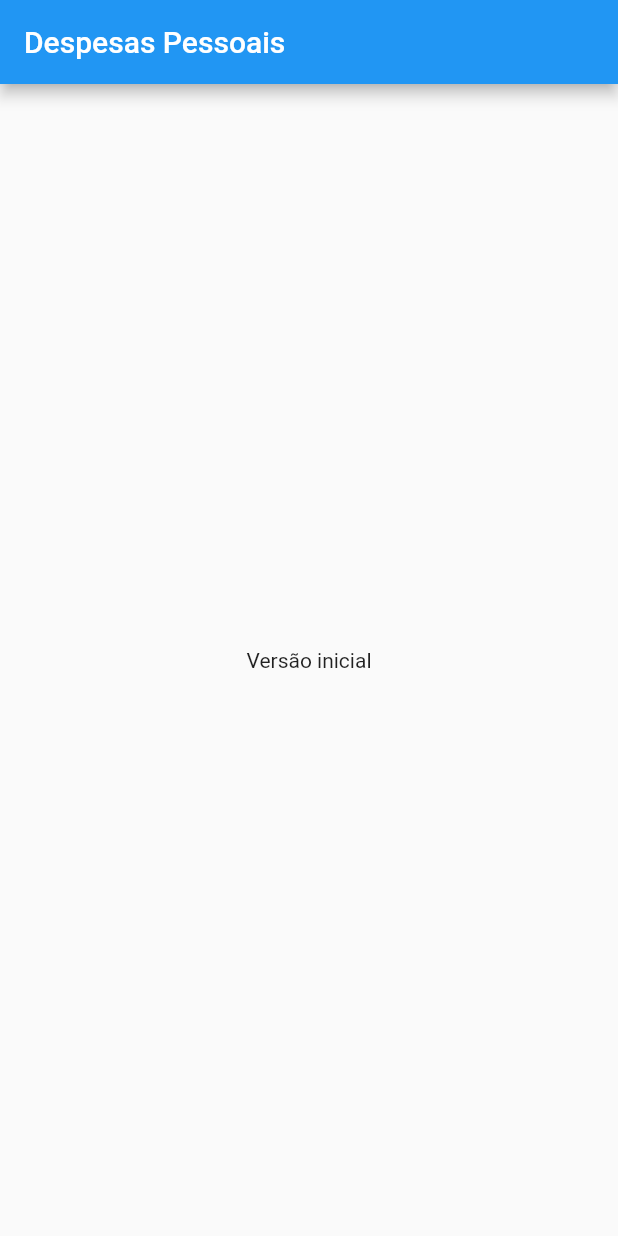
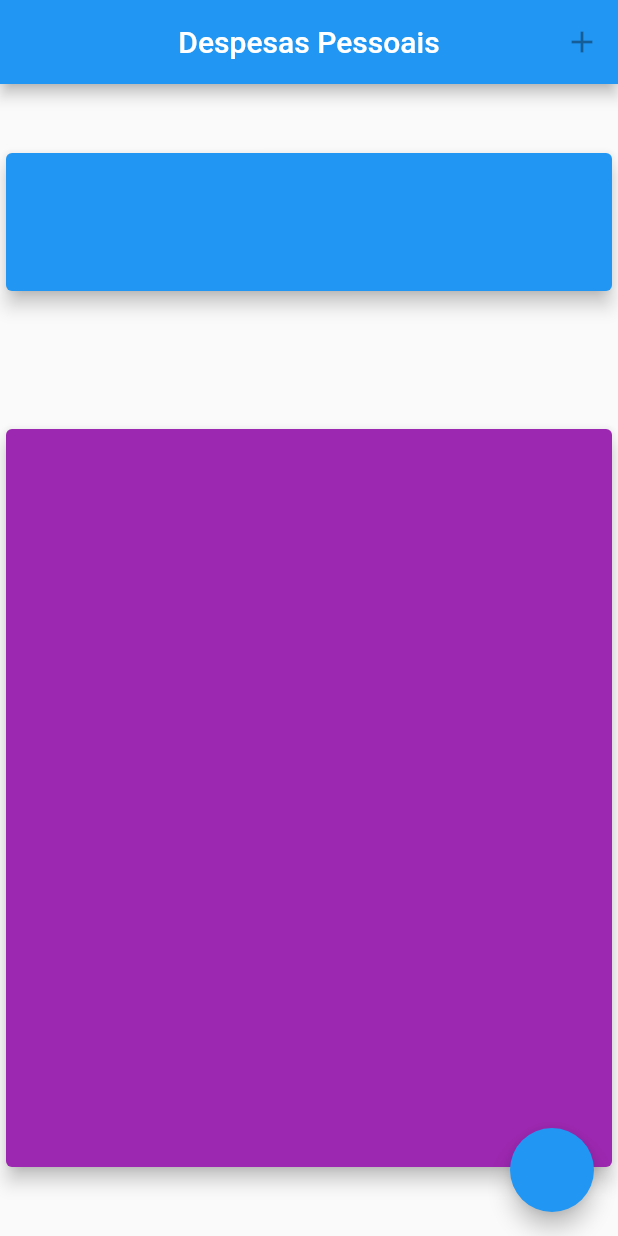
Before and after one commit to ASbarros/despesas_pessoais, a Flutter app: the screen it shows after launch, on a phone screen of 412 x 824 dp. Run offline on Flutter 3.47's test engine with Material 2 defaults, Android fonts, the light colour scheme and no system bars.

Commit message:
colocando a lista de transacoes

```diff
--- a/lib/main.dart
+++ b/lib/main.dart
@@ -1,4 +1,6 @@
 import 'package:flutter/material.dart';
+
+import 'models/transaction.dart';
 
 void main() => runApp(MyApp());
 
@@ -12,14 +14,50 @@ class MyApp extends StatelessWidget {
 }
 
 class MyHomePage extends StatelessWidget {
+  final _transactions = [
+    Transaction(
+      id: 't1',
+      title: 'novo tenis de corrida',
+      value: 310.76,
+      date: DateTime.now(),
+    ),
+    Transaction(
+      id: 't2',
+      title: 'conta de luz',
+      value: 255.96,
+      date: DateTime.now(),
+    ),
+  ];
   @override
   Widget build(BuildContext context) {
     return Scaffold(
       appBar: AppBar(
         title: Text('Despesas Pessoais'),
+        centerTitle: true,
+        actions: [IconButton(icon: Icon(Icons.add), onPressed: null)],
       ),
-      body: Center(
-        child: Text('Versão inicial'),
+      body: Column(
+        mainAxisAlignment: MainAxisAlignment.spaceAround,
+        crossAxisAlignment: CrossAxisAlignment.stretch,
+        children: <Widget>[
+          Container(
+            height: 100,
+            child: Card(
+              color: Colors.blue,
+              elevation: 5,
+            ),
+          ),
+          Container(
+            height: 500,
+            child: Card(
+              color: Colors.purple,
+              elevation: 5,
+            ),
+          ),
+        ],
+      ),
+      floatingActionButton: FloatingActionButton(
+        onPressed: null,
       ),
     );
   }
```
